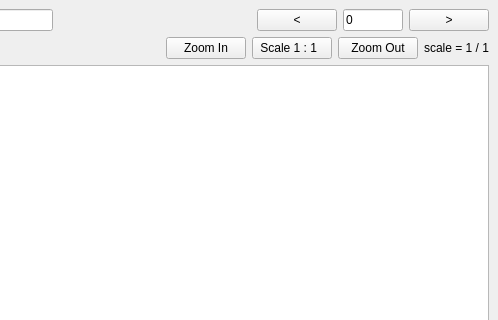
Old version of the form src/dui2/client/view_client.ui in the repository ccp4/DUI2; both pictures show x 247 to 745 and y 0 to 320 of the 745 by 694 pixel window.
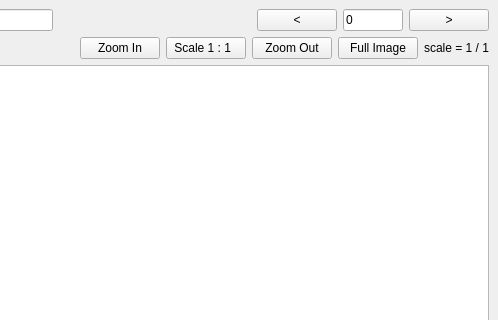
New version of the form.

Commit message: adding new button for un-zoom full image to separated image viewer

What changed in the file:
```diff
--- a/src/dui2/client/view_client.ui
+++ b/src/dui2/client/view_client.ui
@@ -133,6 +133,13 @@
           </property>
          </widget>
         </item>
+        <item>
+         <widget class="QPushButton" name="UnZoomFullButton">
+          <property name="text">
+           <string>Full Image</string>
+          </property>
+         </widget>
+        </item>
         <item>
          <widget class="QLabel" name="InvScaleLabel">
           <property name="text">
```
